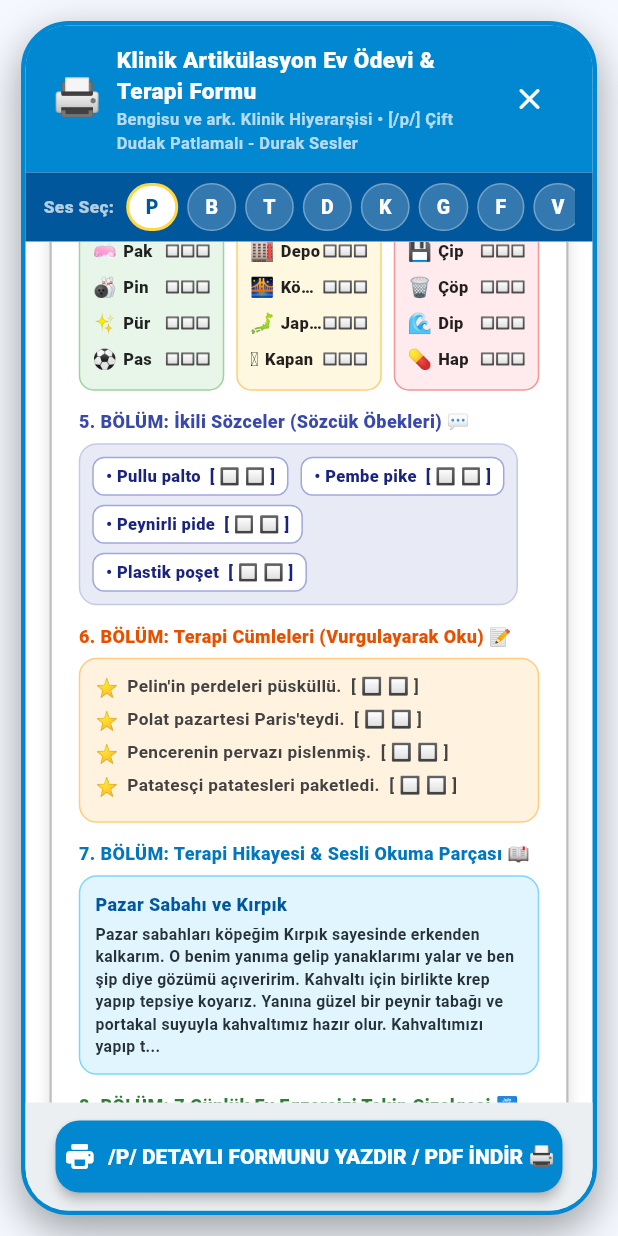
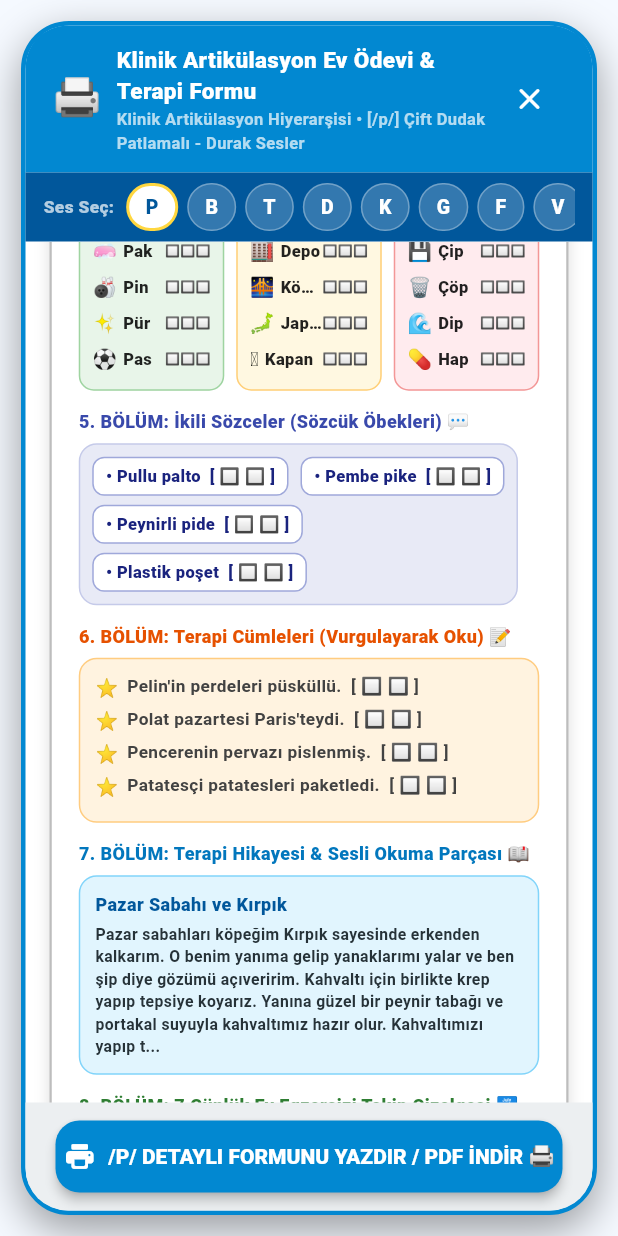
Before and after one commit to betulgul5634-wq/SesYolundaEglence, a Flutter app: the PrintableWorksheetDialog widget shown alone on an empty page, opened directly with empty values, scrolled down 576 dp, on a phone screen of 412 x 824 dp. Run offline on Flutter 3.47's test engine with Material 3 defaults, Android fonts, the phone set to English and light mode, and no system bars; missing offline and left inert: dart:html, dart:js, dart:ui_web; Roboto replaces fonts that are missing (Nunito).

Commit message:
fix: Bengisu (2020) karti ve akademik isim referansi arayuzden tamamen kaldirildi

```diff
--- a/mobile/lib/widgets/printable_worksheet_dialog.dart
+++ b/mobile/lib/widgets/printable_worksheet_dialog.dart
@@ -144,7 +144,7 @@ class _PrintableWorksheetDialogState extends State<PrintableWorksheetDialog> {
                           style: TextStyle(color: Colors.white, fontSize: 15, fontWeight: FontWeight.w900),
                         ),
                         Text(
-                          'Bengisu ve ark. Klinik Hiyerarşisi • [${stage.phoneme}] ${stage.categoryTitle}',
+                          'Klinik Artikülasyon Hiyerarşisi • [${stage.phoneme}] ${stage.categoryTitle}',
                           style: const TextStyle(color: Colors.white70, fontSize: 11, fontWeight: FontWeight.w600),
                         ),
                       ],
@@ -787,7 +787,7 @@ class _PrintableWorksheetDialogState extends State<PrintableWorksheetDialog> {
   <div class="header">
     <div>
       <h1>SES YOLUNDA EĞLENCE • KLİNİK TERAPİ FORMU</h1>
-      <small style="color: #666;">Bengisu ve ark. Klinik Hiyerarşisi | ${stage.phoneme} ${stage.categoryTitle}</small>
+      <small style="color: #666;">Klinik Artikülasyon Hiyerarşisi | ${stage.phoneme} ${stage.categoryTitle}</small>
     </div>
     <div class="badge">${stage.phoneme} SESİ</div>
   </div>
```
Also changed, not shown: mobile/lib/widgets/therapist_portal_dialog.dart (+1 -9 lines).
